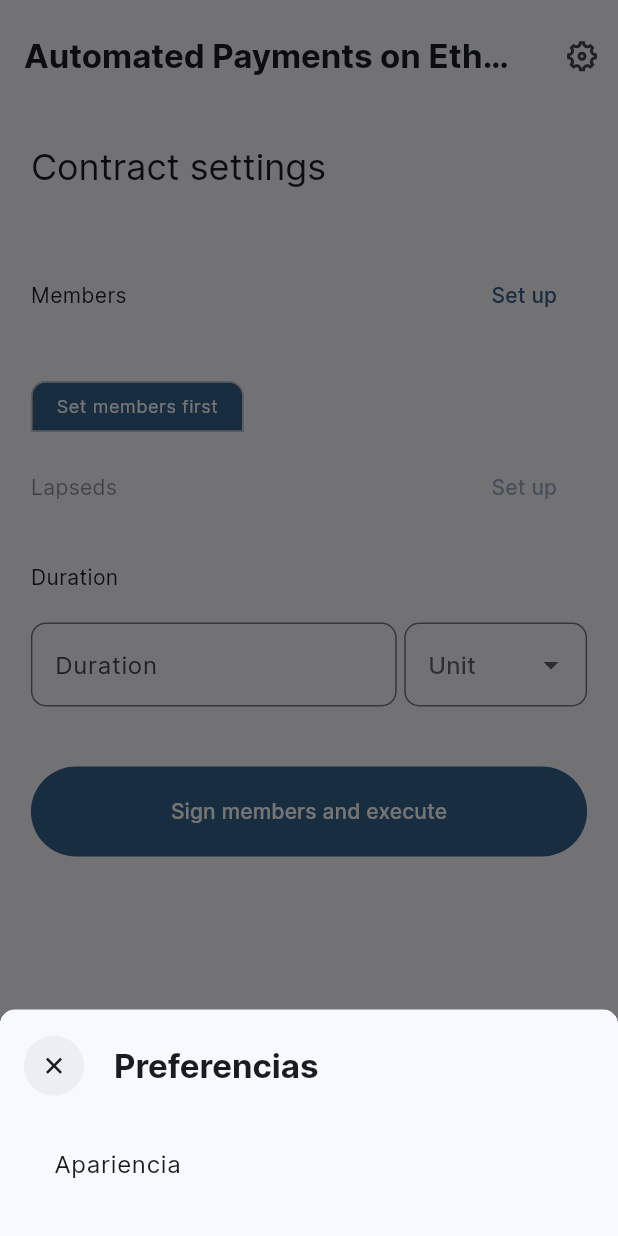
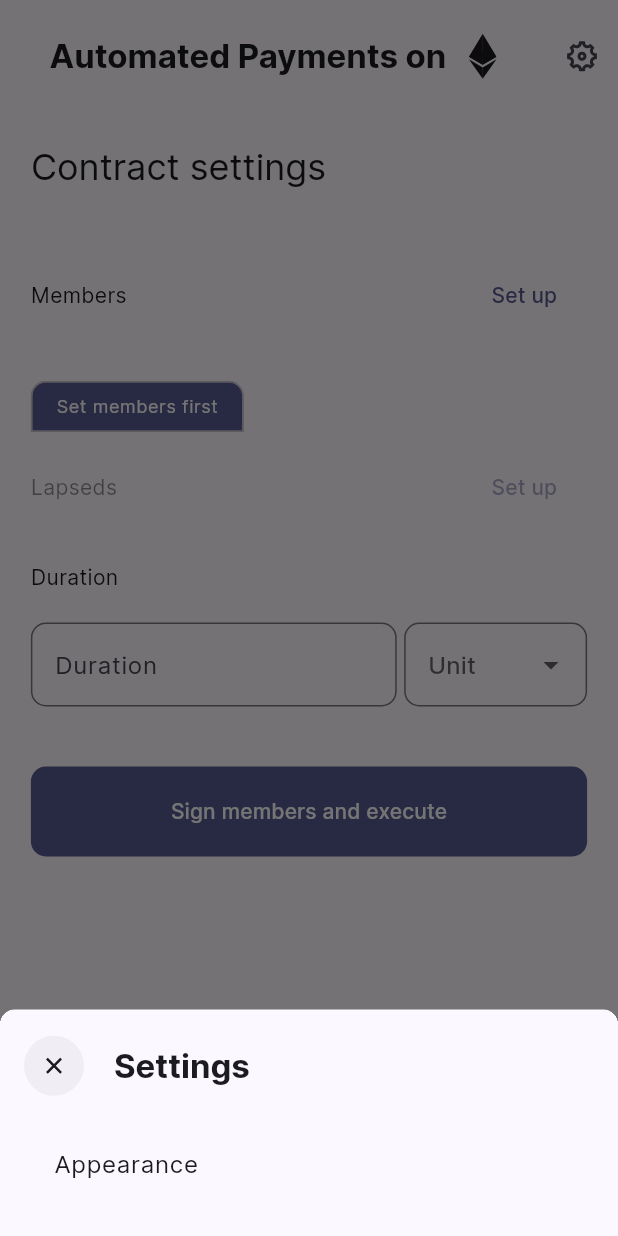
Before and after one commit to pastelcode/automated_payments_on_eth_blockchain_frontend, a Flutter app: the screen it shows after launch, after a tap on an icon or button, on a phone screen of 412 x 824 dp. Run offline on Flutter 3.47's test engine with Material 2 defaults, Android fonts, the light colour scheme and no system bars; our stand-ins replace dartz, equatable, flutter_bloc, flutter_remix, flutter_svg, go_router and 1 more.

Commit message:
Improve design

```diff
--- a/lib/core/presentation/widgets/custom_app_bar/appearance_option.dart
+++ b/lib/core/presentation/widgets/custom_app_bar/appearance_option.dart
@@ -9,7 +9,7 @@ class _AppearanceOptions extends StatelessWidget {
   ) {
     return ListTile(
       title: const Text(
-        'Apariencia',
+        'Appearance',
       ),
       onTap: () {
         _showAppearanceOption(
@@ -25,7 +25,7 @@ class _AppearanceOptions extends StatelessWidget {
     await showCustomModalBottomSheet<void>(
       context: context,
       title: const Text(
-        'Apariencia',
+        'Appearance',
       ),
       child: const _AppearanceOptionsContent(),
     );
@@ -56,7 +56,7 @@ class _AppearanceOptionsContent extends StatelessWidget {
                   _ChangeAppearanceButton(
                     themeMode: ThemeMode.light,
                     currentThemeMode: state,
-                    name: 'Claro',
+                    name: 'Light',
                     icon: const Icon(
                       FlutterRemix.sun_line,
                       size: 32,
@@ -69,7 +69,7 @@ class _AppearanceOptionsContent extends StatelessWidget {
                   _ChangeAppearanceButton(
                     themeMode: ThemeMode.dark,
                     currentThemeMode: state,
-                    name: 'Oscuro',
+                    name: 'Dark',
                     icon: const Icon(
                       FlutterRemix.moon_line,
                       size: 32,
@@ -82,7 +82,7 @@ class _AppearanceOptionsContent extends StatelessWidget {
                   _ChangeAppearanceButton(
                     themeMode: ThemeMode.system,
                     currentThemeMode: state,
-                    name: 'Sistema',
+                    name: 'System',
                     icon: const Icon(
                       FlutterRemix.macbook_line,
                       size: 32,
--- a/lib/core/presentation/widgets/custom_app_bar/application_menu_button.dart
+++ b/lib/core/presentation/widgets/custom_app_bar/application_menu_button.dart
@@ -14,7 +14,7 @@ class ApplicationMenuButton extends StatelessWidget {
     BuildContext context,
   ) {
     return IconButton(
-      tooltip: 'Preferencias',
+      tooltip: 'Settings',
       icon: const Icon(
         FlutterRemix.settings_5_line,
       ),
@@ -32,7 +32,7 @@ class ApplicationMenuButton extends StatelessWidget {
     await showCustomModalBottomSheet<void>(
       context: context,
       title: const Text(
-        'Preferencias',
+        'Settings',
       ),
       child: const _ApplicationMenuButtonContent(),
     );
--- a/lib/core/theme/theme.dart
+++ b/lib/core/theme/theme.dart
@@ -7,7 +7,9 @@ mixin ApplicationTheme {
   static double get borderRadius => 10;
 
   /// The primary color of the application.
-  static Color get primaryColor => Colors.blue;
+  static Color get primaryColor => const Color(
+        0xff323370,
+      );
 
   /// The height for global app bars.
   static double get appBarHeight => 75;
@@ -39,6 +41,11 @@ mixin ApplicationTheme {
       elevation: 0,
       padding: const EdgeInsets.all(
         20,
+      ),
+      shape: RoundedRectangleBorder(
+        borderRadius: BorderRadius.circular(
+          borderRadius,
+        ),
       ),
     );
 
--- a/lib/features/home/presentation/pages/home_page.dart
+++ b/lib/features/home/presentation/pages/home_page.dart
@@ -2,6 +2,7 @@ import 'package:automated_payments_on_eth_blockchain_frontend/core/presentation/
 import 'package:automated_payments_on_eth_blockchain_frontend/core/theme/theme.dart';
 import 'package:automated_payments_on_eth_blockchain_frontend/features/home/domain/entities/entities.dart';
 import 'package:automated_payments_on_eth_blockchain_frontend/features/home/presentation/bloc/contract_settings_bloc/contract_settings_bloc.dart';
+import 'package:automated_payments_on_eth_blockchain_frontend/gen/assets.gen.dart';
 import 'package:flutter/material.dart';
 import 'package:flutter_bloc/flutter_bloc.dart';
 import 'package:flutter_remix/flutter_remix.dart';
@@ -26,9 +27,27 @@ class HomePage extends StatelessWidget {
     BuildContext context,
   ) {
     return Scaffold(
-      appBar: const CustomAppBar(
-        title: Text(
-          'Automated Payments on Ethereum Blockchain',
+      appBar: CustomAppBar(
+        title: Row(
+          mainAxisAlignment: MainAxisAlignment.center,
+          children: <Widget>[
+            const Text(
+              'Automated Payments on',
+            ),
+            const SizedBox(
+              width: 15,
+            ),
+            Tooltip(
+              message: 'Ethereum',
+              child: Assets.illustrations.ethereumEthLogo.svg(
+                color: Theme.of(
+                  context,
+                ).colorScheme.onSurface,
+                height: ApplicationTheme.appBarHeight - 45,
+                semanticsLabel: 'Ethereum',
+              ),
+            ),
+          ],
         ),
       ),
       body: Center(
```
Also changed, not shown: lib/gen/assets.gen.dart (added, +201 -0 lines), pubspec.yaml (+5 -3 lines), assets/illustrations/ethereum-eth-logo.svg (added).
